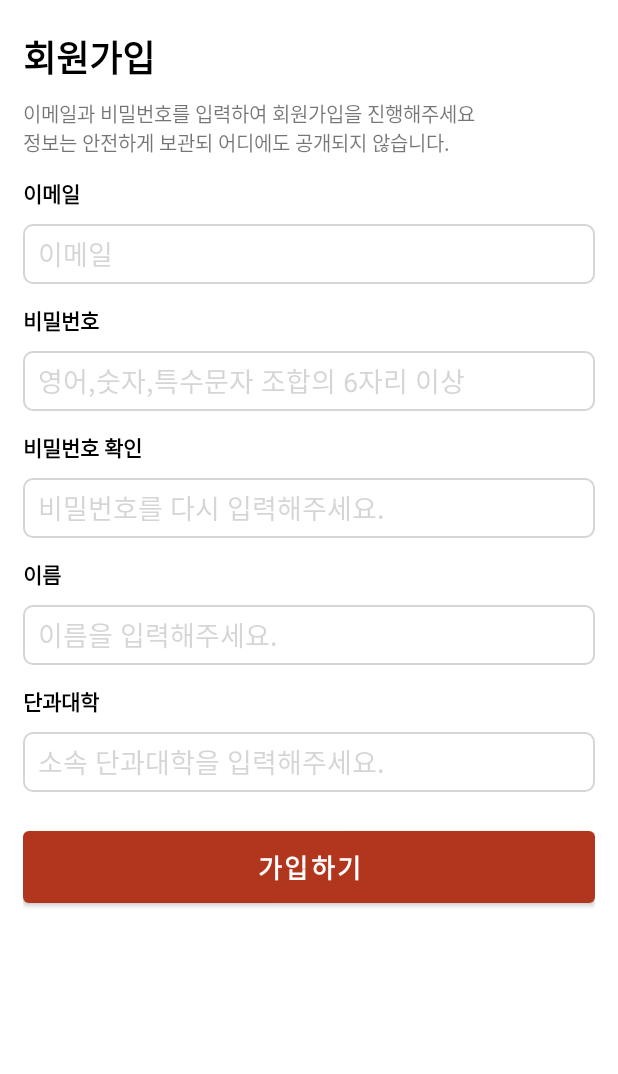
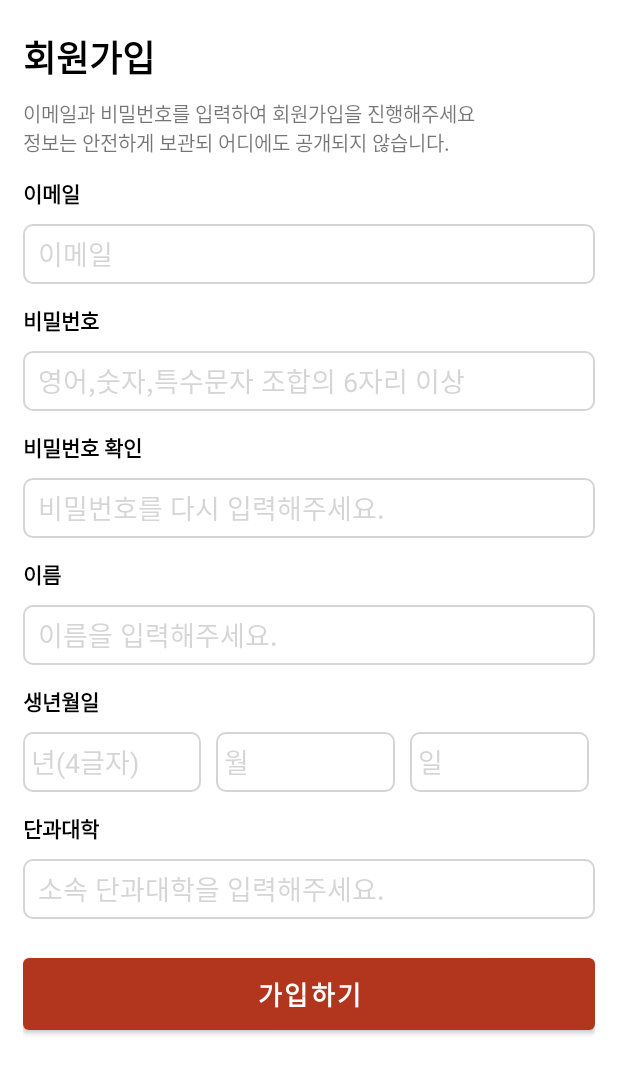
Before and after one commit to 600GramsMarket/HangeunMarket, an Android app: the screen it shows after launch (LoginActivity), after a tap on "시작하기", on a phone screen of 412 x 824 dp. Shown: the top 1074 px of the screen. Run offline under Robolectric (Android 15) with nearby library versions, the phone set to English and light mode, and no system bars; our stand-ins replace Firebase (no records; nobody signed in at launch, a user with empty details on screens opened directly); pictures from the network do not load.

Commit message:
ADD/회원가입 화면에 생년월일 입력창 추가

```diff
--- a/app/src/main/res/layout/dialog_search.xml
+++ b/app/src/main/res/layout/dialog_search.xml
@@ -66,6 +66,7 @@
             android:layout_width="wrap_content"
             android:layout_height="wrap_content"
             android:textStyle="bold"
+            android:checked="true"
             android:textSize="17dp"
             android:textColor="@color/black"
             android:text="판매 중"/>
--- a/app/src/main/res/layout/fragment_sign_in.xml
+++ b/app/src/main/res/layout/fragment_sign_in.xml
@@ -21,7 +21,7 @@
                 android:id="@+id/tv_title_input"
                 android:layout_width="wrap_content"
                 android:layout_height="wrap_content"
-                android:text="아이디와 비밀번호를 입력해주세요."
+                android:text="이메일과 비밀번호를 입력해주세요."
                 android:textSize="24sp"
                 android:textColor="@color/black"
                 android:textStyle="bold"
@@ -37,7 +37,7 @@
                 android:singleLine="true"
                 android:imeOptions="actionNext"
                 android:inputType="textEmailAddress"
-                android:hint=" 아이디"
+                android:hint=" 이메일(exapmle@test.com)"
                 android:textColorHint="@color/gray"
                 android:paddingLeft="10dp"
                 app:layout_constraintTop_toBottomOf="@id/tv_title_input"
--- a/app/src/main/res/layout/fragment_sign_up.xml
+++ b/app/src/main/res/layout/fragment_sign_up.xml
@@ -92,6 +92,7 @@
             android:layout_marginTop="10dp"/>
 
 
+        <!--비밀번호-->
         <TextView
             android:id="@+id/tv_pw_again"
             android:layout_width="wrap_content"
@@ -119,6 +120,8 @@
             app:layout_constraintEnd_toEndOf="parent"
             android:layout_marginTop="10dp"/>
 
+
+        <!--이름-->
         <TextView
             android:id="@+id/tv_name"
             android:layout_width="wrap_content"
@@ -146,12 +149,82 @@
             app:layout_constraintEnd_toEndOf="parent"
             android:layout_marginTop="10dp"/>
 
+
+        <!--생년월일-->
+        <TextView
+            android:id="@+id/tv_born_date"
+            android:layout_width="wrap_content"
+            android:layout_height="wrap_content"
+            app:layout_constraintTop_toBottomOf="@id/et_name"
+            app:layout_constraintStart_toStartOf="parent"
+            android:layout_marginTop="13dp"
+            android:text="생년월일"
+            android:textColor="@color/black"
+            android:textStyle="bold"/>
+
+
+        <LinearLayout
+            android:id="@+id/linearLayout_born_data"
+            android:layout_width="match_parent"
+            android:layout_height="wrap_content"
+            app:layout_constraintTop_toBottomOf="@id/tv_born_date"
+            app:layout_constraintStart_toStartOf="parent"
+            android:paddingTop="10dp"
+            android:orientation="horizontal"
+            android:weightSum="100">
+
+
+            <EditText
+                android:layout_weight="33"
+                android:id="@+id/et_born_year"
+                android:background="@drawable/shape_edit"
+                android:layout_width="0dp"
+                android:layout_height="40dp"
+                android:hint="년(4글자)"
+                android:paddingStart="5dp"
+                android:textColorHint="@color/gray"
+                app:layout_constraintTop_toBottomOf="@id/tv_born_date"
+                app:layout_constraintStart_toStartOf="parent"/>
+
+            <EditText
+                android:layout_weight="33"
+                android:id="@+id/et_born_month"
+                android:background="@drawable/shape_edit"
+                android:layout_width="0dp"
+                android:layout_height="40dp"
+                android:hint="월"
+                android:paddingStart="5dp"
+                android:textColorHint="@color/gray"
+                android:layout_marginLeft="10dp"
+                app:layout_constraintTop_toBottomOf="@id/tv_born_date"
+                app:layout_constraintStart_toStartOf="parent"/>
+
+            <EditText
+                android:layout_weight="33"
+                android:id="@+id/et_born_date"
+                android:background="@drawable/shape_edit"
+                android:layout_width="0dp"
+                android:layout_height="40dp"
+                android:hint="일"
+                android:paddingStart="5dp"
+                android:textColorHint="@color/gray"
+                android:layout_marginLeft="10dp"
+                app:layout_constraintTop_toBottomOf="@id/tv_born_date"
+                app:layout_constraintStart_toStartOf="parent"/>
+
+
+        </LinearLayout>
+
+
+
+
+
         <TextView
             android:id="@+id/tv_school"
             android:layout_width="wrap_content"
             android:layout_height="wrap_content"
             android:text="단과대학"
-            app:layout_constraintTop_toBottomOf="@id/et_name"
+            app:layout_constraintTop_toBottomOf="@id/linearLayout_born_data"
             app:layout_constraintStart_toStartOf="parent"
             android:layout_marginTop="13dp"
             android:textColor="@color/black"
```
